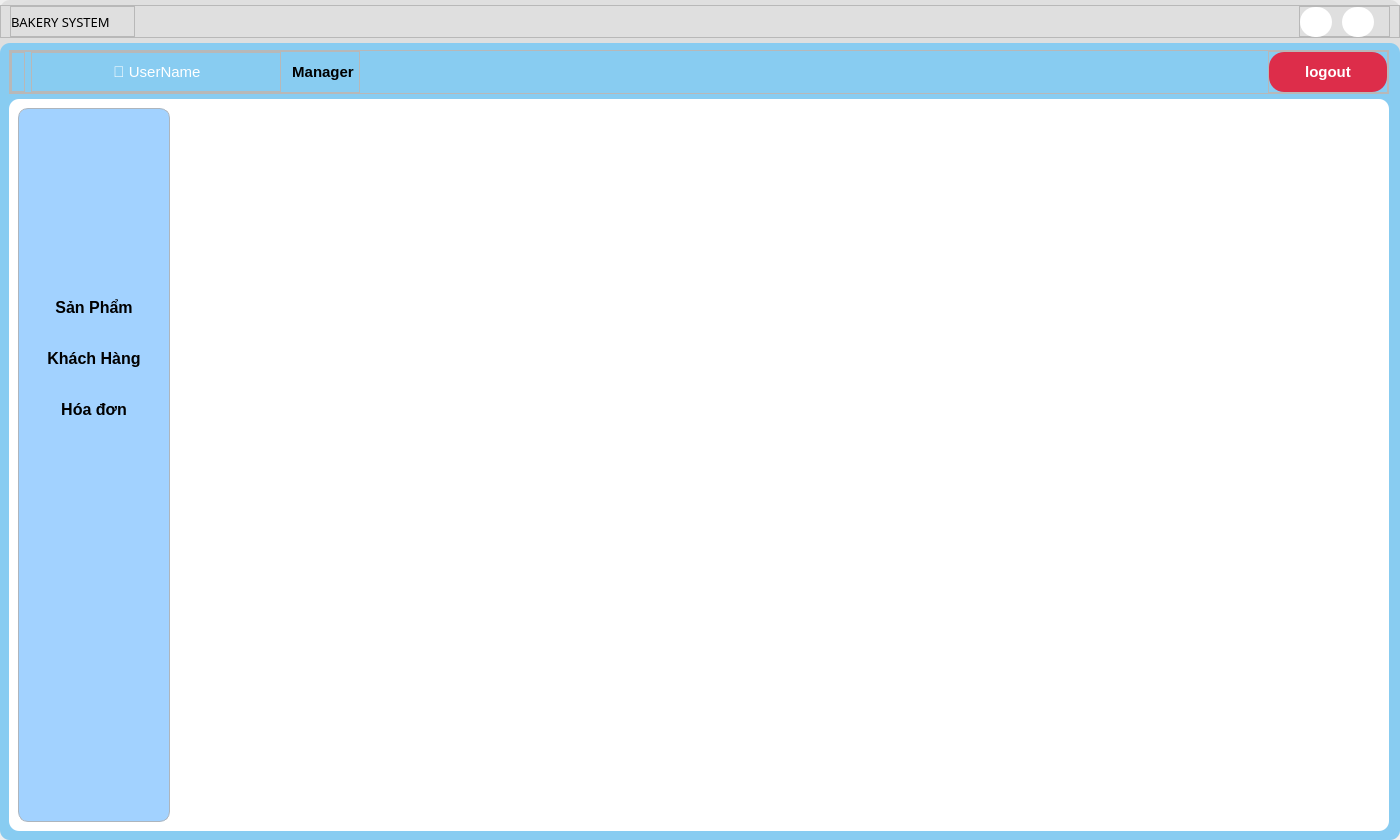
Before: the Qt Designer form UI/forms/manager/manager_main_screen.ui in yuukun123/bakery-management-system, drawn with Qt 5.
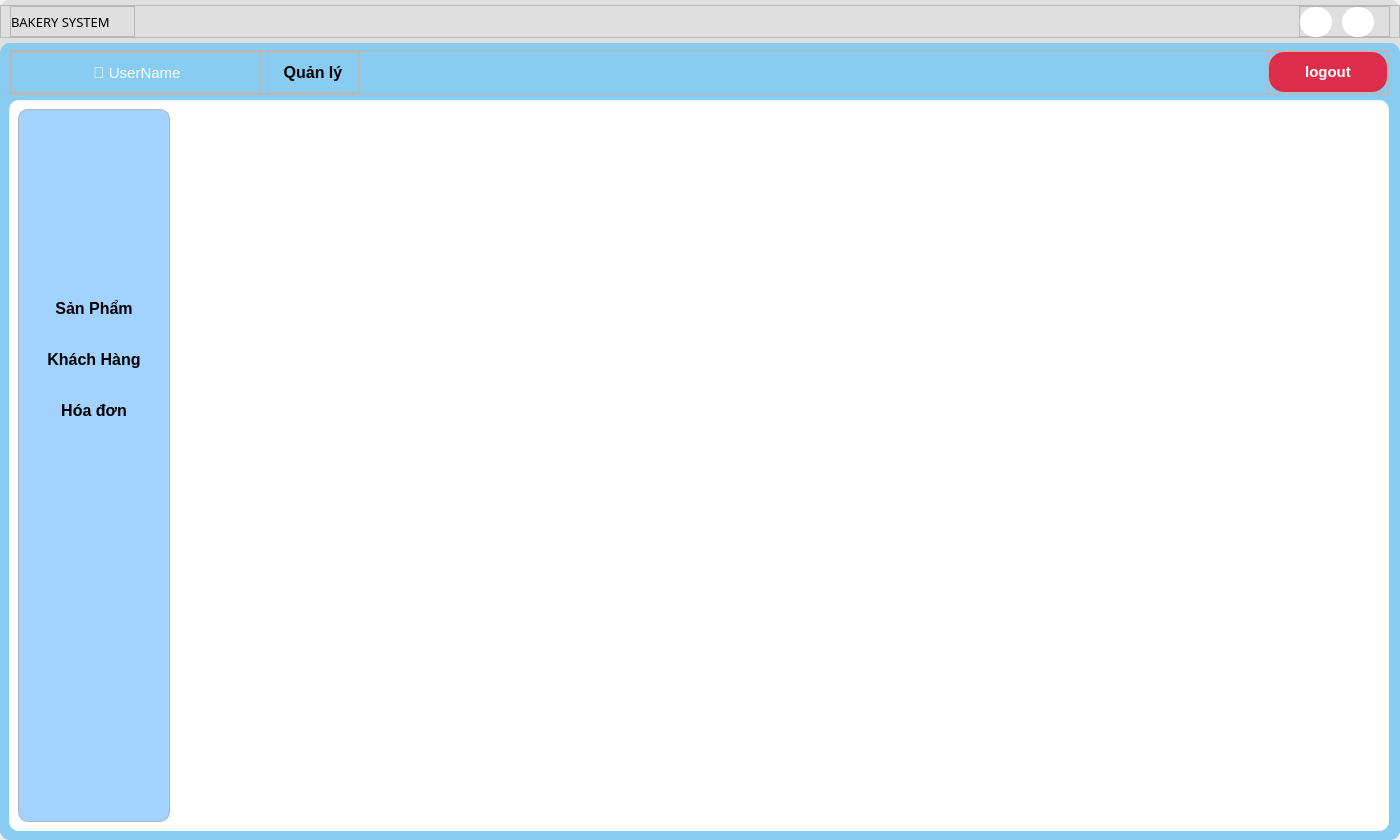
After: the same form once the commit is applied. Icons and pictures are not drawn.

```diff
--- a/UI/forms/manager/manager_main_screen.ui
+++ b/UI/forms/manager/manager_main_screen.ui
@@ -341,42 +341,6 @@
                 <property name="bottomMargin">
                  <number>0</number>
                 </property>
-                <item>
-                 <widget class="QFrame" name="frame_7">
-                  <property name="maximumSize">
-                   <size>
-                    <width>105</width>
-                    <height>16777215</height>
-                   </size>
-                  </property>
-                  <property name="font">
-                   <font>
-                    <weight>75</weight>
-                    <bold>true</bold>
-                   </font>
-                  </property>
-                  <property name="frameShape">
-                   <enum>QFrame::StyledPanel</enum>
-                  </property>
-                  <property name="frameShadow">
-                   <enum>QFrame::Raised</enum>
-                  </property>
-                  <layout class="QVBoxLayout" name="verticalLayout_5">
-                   <property name="leftMargin">
-                    <number>0</number>
-                   </property>
-                   <property name="topMargin">
-                    <number>0</number>
-                   </property>
-                   <property name="rightMargin">
-                    <number>0</number>
-                   </property>
-                   <property name="bottomMargin">
-                    <number>0</number>
-                   </property>
-                  </layout>
-                 </widget>
-                </item>
                 <item>
                  <widget class="QFrame" name="frame">
                   <property name="maximumSize">
@@ -446,24 +410,60 @@
                  </widget>
                 </item>
                 <item>
-                 <widget class="QLabel" name="role_label">
+                 <widget class="QFrame" name="frame_7">
+                  <property name="maximumSize">
+                   <size>
+                    <width>105</width>
+                    <height>16777215</height>
+                   </size>
+                  </property>
                   <property name="font">
                    <font>
-                    <pointsize>11</pointsize>
                     <weight>75</weight>
                     <bold>true</bold>
                    </font>
                   </property>
-                  <property name="styleSheet">
-                   <string notr="true">color: rgb(0, 0, 0);
+                  <property name="frameShape">
+                   <enum>QFrame::StyledPanel</enum>
+                  </property>
+                  <property name="frameShadow">
+                   <enum>QFrame::Raised</enum>
+                  </property>
+                  <layout class="QVBoxLayout" name="verticalLayout_5">
+                   <property name="leftMargin">
+                    <number>0</number>
+                   </property>
+                   <property name="topMargin">
+                    <number>0</number>
+                   </property>
+                   <property name="rightMargin">
+                    <number>0</number>
+                   </property>
+                   <property name="bottomMargin">
+                    <number>0</number>
+                   </property>
+                   <item>
+                    <widget class="QLabel" name="role_label">
+                     <property name="font">
+                      <font>
+                       <pointsize>12</pointsize>
+                       <weight>75</weight>
+                       <bold>true</bold>
+                      </font>
+                     </property>
+                     <property name="styleSheet">
+                      <string notr="true">color: rgb(0, 0, 0);
 padding:10px 5px;</string>
-                  </property>
-                  <property name="text">
-                   <string>Manager</string>
-                  </property>
-                  <property name="alignment">
-                   <set>Qt::AlignCenter</set>
-                  </property>
+                     </property>
+                     <property name="text">
+                      <string>Quản lý</string>
+                     </property>
+                     <property name="alignment">
+                      <set>Qt::AlignCenter</set>
+                     </property>
+                    </widget>
+                   </item>
+                  </layout>
                  </widget>
                 </item>
                </layout>
```
